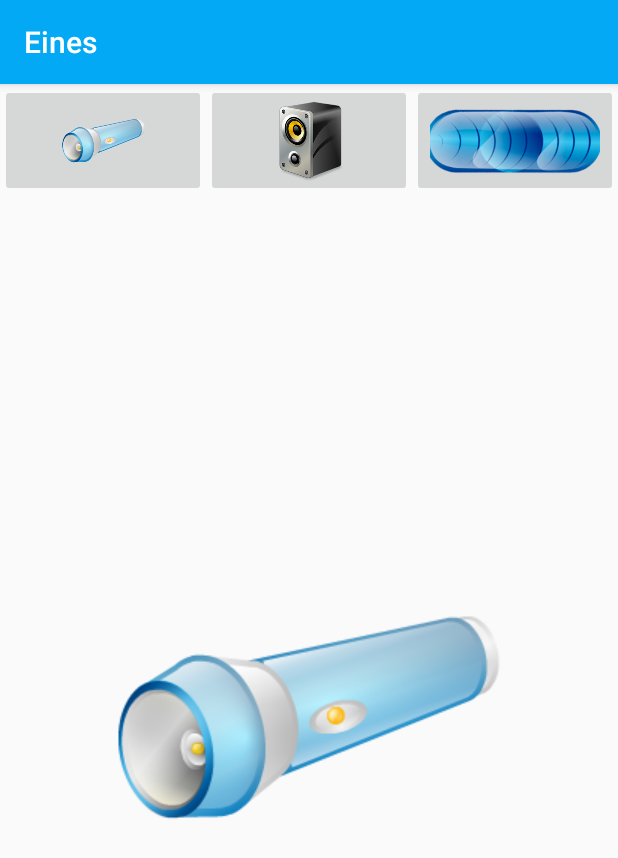
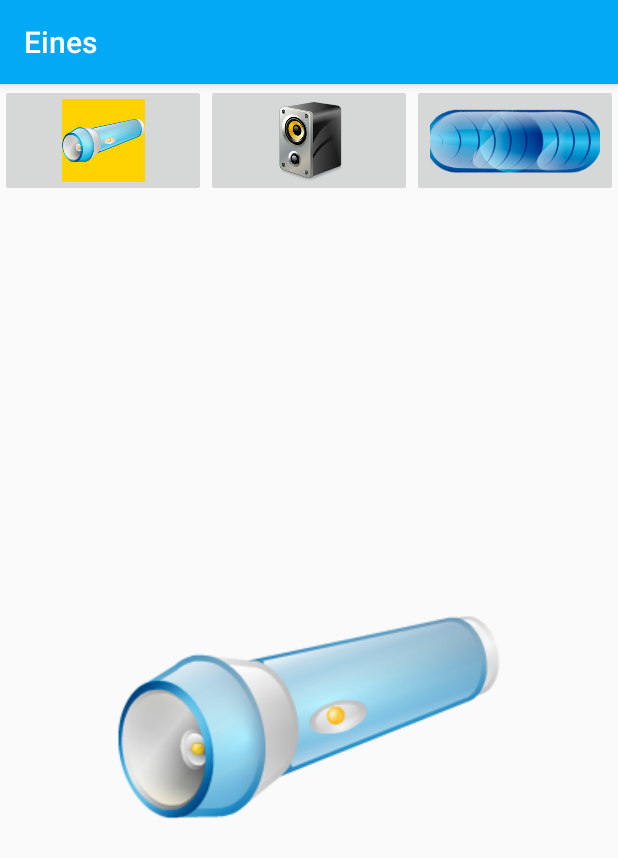
Before and after one commit to sgomera/FragmentsEines, an Android app: the screen it shows after launch (ActividadHerramientas), after a tap on an icon or button, on a phone screen of 412 x 824 dp. Shown: the top 858 px of the screen. Run offline under Robolectric (Android 15) with nearby library versions, the phone set to English and light mode, and no system bars.

Commit message:
Creating Fragments by code: illuminate buttons clicked

```diff
--- a/app/src/main/java/com/example/eines/ActividadHerramientas.java
+++ b/app/src/main/java/com/example/eines/ActividadHerramientas.java
@@ -28,12 +28,9 @@ public class ActividadHerramientas extends AppCompatActivity implements Comunica
         menu(extras.getInt("BOTONPULSADO"));
 
 
-
-
-
     }
 
-   //. Ara el que cal és
+   //Ara el que cal és
     //carregar el fragment corresponent al botó que s'hagi premut pq es carregui la seva imatge a sota.
     //per a fer tot això necessitem la classe FragmentManager.
     //mètode getFragmentManager: Return the FragmentManager for interacting with fragments associated
@@ -48,6 +45,16 @@ public class ActividadHerramientas extends AppCompatActivity implements Comunica
     public void menu(int queBoton) {
         FragmentManager miManejador = getFragmentManager();
         FragmentTransaction miTransaccion = miManejador.beginTransaction();
+
+        //aquí cal crear programàticament els fragments de menú amb botons il·luminats, i després
+        // fer un altre replace per al fragment del menú
+        Fragment menuIluminado = new Menu();
+        Bundle datos = new Bundle();
+        datos.putInt("BOTONPULSADO", queBoton);
+        menuIluminado.setArguments(datos); //li diuem al nou menu creat, quin botó ha d'ésser el que ha d'estar il·luminat.
+
+        miTransaccion.replace(R.id.menu, menuIluminado); //canviem el menu per el menuIluminado
+
         miTransaccion.replace(R.id.herramientas, misFragmentos[queBoton]);
         miTransaccion.commit();
 
--- a/app/src/main/java/com/example/eines/Menu.java
+++ b/app/src/main/java/com/example/eines/Menu.java
@@ -3,7 +3,7 @@ package com.example.eines;
 
 import android.app.Activity;
 import android.os.Bundle;
-import android.support.v4.app.Fragment;
+import android.app.Fragment;
 import android.view.LayoutInflater;
 import android.view.View;
 import android.view.ViewGroup;
@@ -15,8 +15,17 @@ import android.widget.ImageButton;
  * A simple {@link Fragment} subclass.
  */
 public class Menu extends Fragment {
-    //creem un array per emmagatzemar-hi els ID dels botons del menú:
+    //creem un array per emmagatzemar-hi els ID dels botons del menú, sense il·luminar:
     private final int[] BOTONESMENU = {R.id.linterna, R.id.musica, R.id.nivel};
+    //ara en creem un altre amb els botons il·luminats:
+    private final int[] BOTONESILUMINADOS = {R.drawable.linterna2, R.drawable.musica2, R.drawable.nivel2};
+
+    //per fer que els botons s'il·luminin, necessitem crear 4 fragments de menú diferents, pq el contingut
+    //dels fragments és immutable. Necessitem un menú amb cada botó il·luminat diferent.(això s'ha de crear
+    //programant desde l'activitat herramientas.
+    //a més, haurem de fer que l'activitat herramientas, li digui al a la classe fragment de menú
+    // en quin fragment es troba. Per tant, necessitem una variable per saber quin és el botó premut:
+    private int boton;
 
 
     public Menu() {
@@ -40,6 +49,15 @@ public class Menu extends Fragment {
         //ens retornarà la interfase que hem creat comunicaMenu
         View miMenu = inflater.inflate(R.layout.fragment_menu, container, false);
 
+
+        //inicialitzem boton a -1 pq sinó per defecte val 0 i s'il·luminaria el botó de la llanterna:
+        boton = -1;
+        //si no és la primera vegada que s'executa el menú i per tant no estàs a l'activitat principal,
+        //aleshores recull els arguments del bundle
+        if (getArguments() != null) {
+            boton = getArguments().getInt("BOTONPULSADO");
+        }
+
         //declarem variable botonMenu de tipus ImageButton per representar cadascun dels botons de
             //dins de miMenu
         ImageButton botonMenu;
@@ -47,6 +65,11 @@ public class Menu extends Fragment {
         // posar els 3 botons a l'escolta de l'event onClick, i averiguar en quin botó s'ha premut
         for (int i = 0; i < BOTONESMENU.length; i++) {
             botonMenu = (ImageButton) miMenu.findViewById(BOTONESMENU[i]);
+
+            if (boton == i){
+                botonMenu.setImageResource(BOTONESILUMINADOS[i]);
+
+            }
             final int queBoton = i; //és la variable que hem d'enviar a la interfase comunicaMenu
             botonMenu.setOnClickListener(new View.OnClickListener() {
                 @Override
--- a/app/src/main/res/layout/fragment_menu.xml
+++ b/app/src/main/res/layout/fragment_menu.xml
@@ -1,9 +1,9 @@
 <?xml version="1.0" encoding="utf-8"?>
 <FrameLayout xmlns:android="http://schemas.android.com/apk/res/android"
+    xmlns:app="http://schemas.android.com/apk/res-auto"
     xmlns:tools="http://schemas.android.com/tools"
     android:layout_width="match_parent"
-    android:layout_height="match_parent"
-    xmlns:app="http://schemas.android.com/apk/res-auto">
+    android:layout_height="match_parent">
 
     <android.support.constraint.ConstraintLayout
         android:id="@+id/linearLayout"
```
Also changed, not shown: app/src/main/res/drawable/linterna2.png (added), app/src/main/res/drawable/musica2.png (added), app/src/main/res/drawable/nivel2.png (added).
